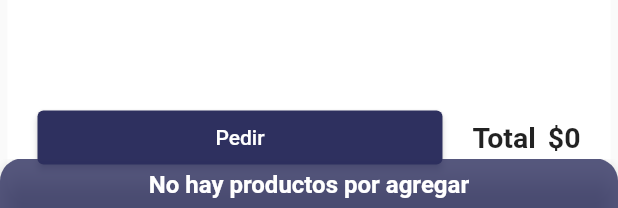
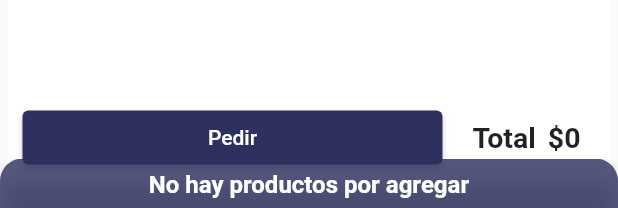
Before and after one commit to yusep3012/Pontevecchio, a Flutter app: what secondPageTabBarView() shows on an empty page, opened directly with empty values, after a tap on "Pedir", on a phone screen of 412 x 824 dp. Shown: the part 1025-1233 px from the top of the screen. Run offline on Flutter 3.47's test engine with Material 2 defaults, Android fonts, the phone set to English and light mode, and no system bars; our stand-ins replace cloud_firestore, email_validator, firebase_auth, firebase_core; accounts and stored records are empty.

Commit message:
Removí la otra clase de lista vacía y ajusté todo a una sola lista

```diff
--- a/lib/screens/table_request.dart
+++ b/lib/screens/table_request.dart
@@ -168,22 +168,17 @@ Widget secondPageTabBarView(TextStyle textStyle, int numberTable) {
         final length =
             data.size > 0 ? jsonDecode(data.docs[0]['products']).length : 0;
 
-        if (data.size < 1) {
-          return VoidList(
-              textStyle: textStyle, numberTable: numberTable, data: data);
-        } else {
-          return FullList(
+        return OrderList(
           length: length,
           data: data,
           textStyle: textStyle,
           numberTable: numberTable,
         );
-        }
       });
 }
 
-class FullList extends StatelessWidget {
-  const FullList({
+class OrderList extends StatelessWidget {
+  const OrderList({
     Key? key,
     required this.length,
     required this.data,
@@ -191,7 +186,7 @@ class FullList extends StatelessWidget {
     required this.numberTable,
   }) : super(key: key);
 
-  final length;
+  final int length;
   final QuerySnapshot<Object?> data;
 
   final TextStyle textStyle;
@@ -200,6 +195,8 @@ class FullList extends StatelessWidget {
   @override
   Widget build(BuildContext context) {
     int total = 0;
+
+    if (data.size > 0) {
       var products = jsonDecode(data.docs[0]['products']);
 
       for (var element in products) {
@@ -217,13 +214,20 @@ class FullList extends StatelessWidget {
         } else if (i2 >= 0 && i >= 0) {
           productList[i].count = productList2[i2].count + model.count;
         }
-    }
 
-    if (data.size > 0) {
         for (var i = 0; i < productList.length; i++) {
           final int price = productList[i].price;
           final int quantity = productList[i].count;
           total += price * quantity;
+        }
+      }
+    } else {
+      if (productList.isNotEmpty) {
+        for (var i = 0; i < productList.length; i++) {
+          final int price = productList[i].price;
+          final int quantity = productList[i].count;
+          total += price * quantity;
+        }
       }
     }
 
@@ -264,8 +268,7 @@ class FullList extends StatelessWidget {
                       crossAxisAlignment: WrapCrossAlignment.center,
                       spacing: 1,
                       children: [
-                        Text('\$${price * quantity}', style: textStyle),
-                        // const IconButtonDelete(price: 2000),
+                        Text('\$${price * quantity}', style: textStyle)
                       ],
                     ),
                   );
@@ -277,6 +280,19 @@ class FullList extends StatelessWidget {
               mainAxisAlignment: MainAxisAlignment.end,
               children: [
                 const SizedBox(width: 10),
+                if (length <= 0)
+                  Expanded(
+                      child: OrderButton(
+                    price: total,
+                    numberTable: numberTable,
+                    message: '',
+                    text: 'Pedir',
+                    payBotton: false,
+                    editBotton: false,
+                    orderBotton: true,
+                    data: data,
+                  )),
+                if (length > 0)
                   Expanded(
                     child: OrderButton(
                       price: total,
@@ -289,23 +305,13 @@ class FullList extends StatelessWidget {
                       data: data,
                     ),
                   ),
-                const SizedBox(width: 10),
+                if (length > 0) const SizedBox(width: 10),
+                if (length > 0)
                   Expanded(
-                  child: length <= 0
-                      ? OrderButton(
+                    child: OrderButton(
                       price: total,
                       numberTable: numberTable,
-                          message: 'Pedido realizado',
-                          text: 'Pedir',
-                          payBotton: false,
-                          editBotton: false,
-                          orderBotton: true,
-                          data: data,
-                        )
-                      : OrderButton(
-                          price: total,
-                          numberTable: numberTable,
-                          message: 'Pedido realizado',
+                      message: '',
                       text: 'Editar',
                       payBotton: false,
                       editBotton: true,
@@ -329,107 +335,3 @@ class FullList extends StatelessWidget {
     );
   }
 }
-
-class VoidList extends StatelessWidget {
-  const VoidList({
-    Key? key,
-    required this.textStyle,
-    required this.numberTable,
-    required this.data,
-  }) : super(key: key);
-
-  final TextStyle textStyle;
-  final int numberTable;
-  final QuerySnapshot<Object?> data;
-
-  @override
-  Widget build(BuildContext context) {
-    int total = 0;
-
-    if (productList.isNotEmpty) {
-      for (var i = 0; i < productList.length; i++) {
-        final int price = productList[i].price;
-        final int quantity = productList[i].count;
-        total += price * quantity;
-      }
-    }
-
-    return Container(
-      margin: const EdgeInsets.all(5),
-      padding: const EdgeInsets.only(left: 0, top: 20, right: 0, bottom: 20),
-      decoration: BoxDecoration(
-          color: Colors.white, borderRadius: BorderRadius.circular(15)),
-      child: Column(
-        children: [
-          Expanded(
-            child: ListView.builder(
-                itemCount: productList.length,
-                itemBuilder: ((context, index) {
-                  final String productName = productList[index].name;
-                  final int price = productList[index].price;
-                  final int quantity = productList[index].count;
-                  final String image = productList[index].image;
-
-                  return ListTile(
-                    leading: SizedBox(
-                        width: 50,
-                        child: Image(
-                          image: NetworkImage(image),
-                          fit: BoxFit.fitHeight,
-                        )),
-                    title: Text(
-                      productName,
-                      style: textStyle,
-                      maxLines: 1,
-                      overflow: TextOverflow.ellipsis,
-                    ),
-                    subtitle: Text(
-                      'Cantidad: $quantity',
-                      style: const TextStyle(fontWeight: FontWeight.w600),
-                    ),
-                    trailing: Wrap(
-                      crossAxisAlignment: WrapCrossAlignment.center,
-                      spacing: 1,
-                      children: [
-                        Text('\$${price * quantity}', style: textStyle),
-                        // const IconButtonDelete(price: 2000),
-                      ],
-                    ),
-                  );
-                })),
-          ),
-          Padding(
-            padding: const EdgeInsets.only(right: 20),
-            child: Row(
-              mainAxisAlignment: MainAxisAlignment.end,
-              children: [
-                const SizedBox(width: 10),
-                const SizedBox(width: 10),
-                Expanded(
-                  child: OrderButton(
-                    price: total,
-                    numberTable: numberTable,
-                    message: 'Pedido realizado',
-                    text: 'Pedir',
-                    payBotton: false,
-                    editBotton: false,
-                    orderBotton: true,
-                    data: data,
-                  ),
-                ),
-                const SizedBox(width: 20),
-                const Text('Total',
-                    style:
-                        TextStyle(fontWeight: FontWeight.bold, fontSize: 19)),
-                const SizedBox(width: 8),
-                Text('\$$total',
-                    style: const TextStyle(
-                        fontWeight: FontWeight.w600, fontSize: 19)),
-              ],
-            ),
-          ),
-        ],
-      ),
-    );
-  }
-}
```
Lines whose indentation alone changed are shown as unchanged.
